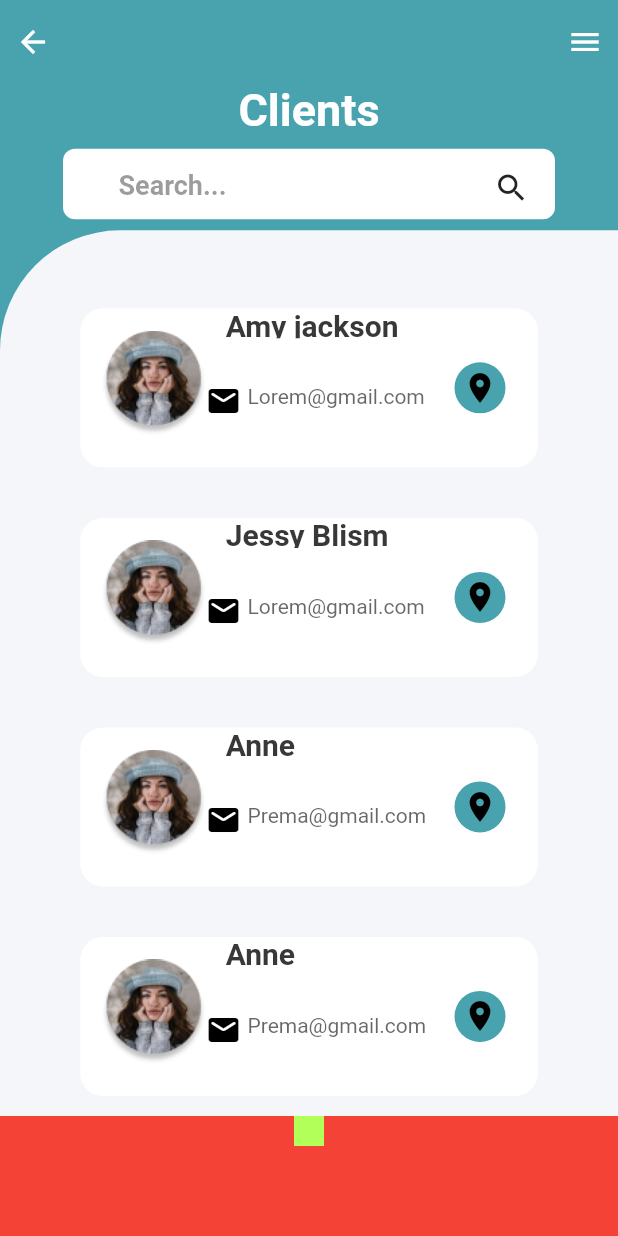
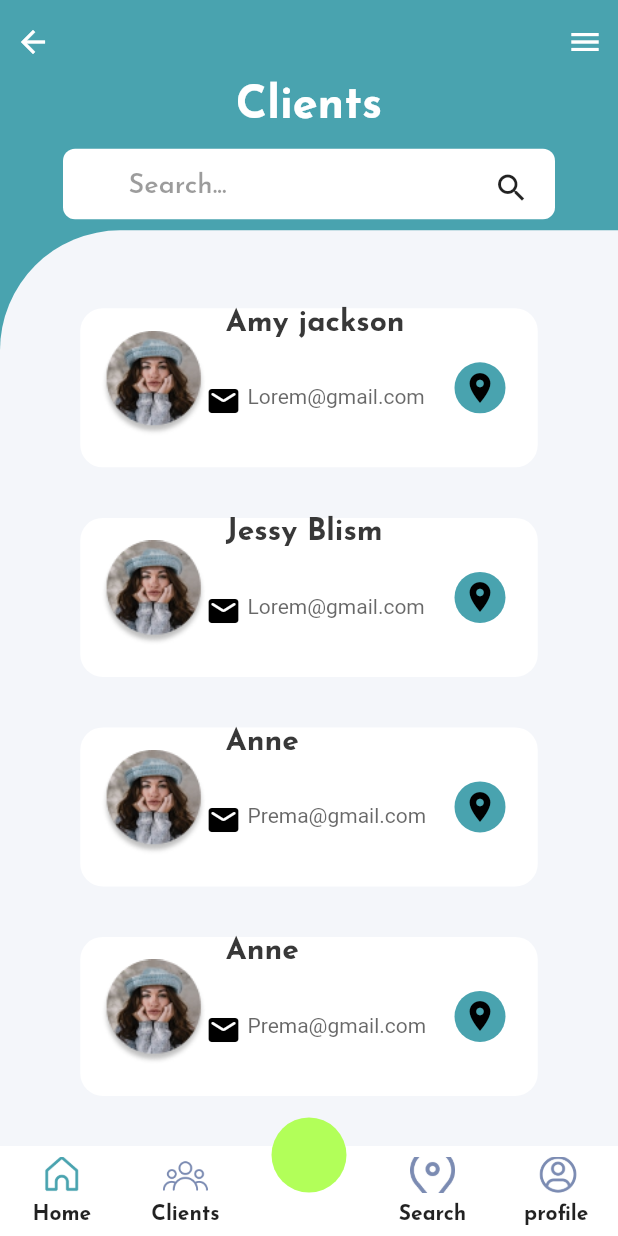
Before and after one commit to ranjith4084/InFightSales, a Flutter app: the ClientList screen opened directly, on a phone screen of 412 x 824 dp. Run offline on Flutter 3.47's test engine with Material 2 defaults, Android fonts, the light colour scheme and no system bars; our stand-ins replace animated_splash_screen, floating_bottom_navigation_bar, get, get_storage, google_fonts, smooth_page_indicator; accounts and stored records are empty.

Commit message:
working on bottom navigatiob bar

```diff
--- a/lib/core/app_rss/app_assets.dart
+++ b/lib/core/app_rss/app_assets.dart
@@ -17,4 +17,11 @@ class AppAssets
 
   static String fav_icon="assets/icons/fav.png";
 
+
+  static String clinet="assets/icons/client.png";
+  static String home="assets/icons/home.png";
+  static String map="assets/icons/map.png";
+  static String menu="assets/icons/menu.png";
+  static String search="assets/icons/search.png";
+
 }
--- a/lib/view_and_controllers/client_list/client_list.dart
+++ b/lib/view_and_controllers/client_list/client_list.dart
@@ -1,5 +1,6 @@
 // ignore_for_file: prefer_const_constructors_in_immutables, prefer_const_constructors, sized_box_for_whitespace, prefer_const_literals_to_create_immutables
 
+import 'package:google_fonts/google_fonts.dart';
 import 'package:infightsales/core/extensions/package_imports_and_exports.dart';
 import 'package:floating_bottom_navigation_bar/floating_bottom_navigation_bar.dart';
 import 'package:infightsales/view_and_controllers/login_screen/loginscreen.dart';
@@ -770,23 +771,131 @@ class _ClientListState extends State<ClientList> {
        extendBody: true,
        bottomNavigationBar: Container(
          height: 80,
-         color: Colors.red,
          child: Stack(
            children: [
+
+             Align(
+              alignment: Alignment.bottomCenter,
+               child: Container(
+                 height: 60,
+                 color: Colors.white,
+                 child: Row(
+                   children: [
+                     Expanded(
+                       child: Container(
+                         alignment: Alignment.center,
+                         child: Column(
+                           mainAxisAlignment: MainAxisAlignment.center,
+                           crossAxisAlignment: CrossAxisAlignment.center,
+                           children: [
+                             SizedBox(
+
+                               child: Image(
+                                 image: AssetImage(AppAssets.home,),
+                                 fit: BoxFit.cover,
+
+                               ),
+                               width: 30,
+                               height: 24,
+                             ),
+                             VerticalSpacing(value: 7),
+                             Text("Home",style: GoogleFonts.josefinSans(fontWeight: FontWeight.bold))
+                           ],
+                         ),
+                       ),
+                     ),
+                     Expanded(
+                       child: Container(
+                         alignment: Alignment.center,
+
+                         child: Column(
+                           mainAxisAlignment: MainAxisAlignment.center,
+                           crossAxisAlignment: CrossAxisAlignment.center,
+                           children: [
+                             SizedBox(
+
+                               child: Image(
+                                 image: AssetImage(AppAssets.clinet,),
+                                 fit: BoxFit.cover,
+
+                               ),
+                               width: 30,
+                               height: 24,
+                             ),
+                             VerticalSpacing(value: 7),
+                             Text("Clients",style: GoogleFonts.josefinSans(fontWeight: FontWeight.bold))
+                           ],
+                         ),
+                       ),
+                     ),
+                     Expanded(
+                       child: Container(
+                         alignment: Alignment.center,
+
+                                            ),
+                     ),
+                     Expanded(
+                       child: Container(
+                         alignment: Alignment.center,
+
+                         child: Column(
+                           mainAxisAlignment: MainAxisAlignment.center,
+                           crossAxisAlignment: CrossAxisAlignment.center,
+                           children: [
+                             SizedBox(
+
+                               child: Image(
+                                 image: AssetImage(AppAssets.map,),
+                                 fit: BoxFit.cover,
+
+                               ),
+                               width: 30,
+                               height: 24,
+                             ),
+                             VerticalSpacing(value: 7),
+                             Text("Search",style: GoogleFonts.josefinSans(fontWeight: FontWeight.bold))
+                           ],
+                         ),                       ),
+                     ),
+                     Expanded(
+                       child: Container(
+                         child: Column(
+                           mainAxisAlignment: MainAxisAlignment.center,
+                           crossAxisAlignment: CrossAxisAlignment.center,
+                           children: [
+                             SizedBox(
+
+                               child: Image(
+                                 image: AssetImage(AppAssets.menu,),
+                                 fit: BoxFit.cover,
+
+                               ),
+                               width: 30,
+                               height: 24,
+                             ),
+                             VerticalSpacing(value: 7),
+                             Text("profile",style: GoogleFonts.josefinSans(fontWeight: FontWeight.bold))
+                           ],
+                         ),                       ),
+                     ),
+                   ],
+                 ),
+
+               ),
+             ),
              Align(
                alignment: Alignment.topCenter,
                child: Container(
-                 height: 20,
-                 width: 20,
-                 color: Colors.lightGreenAccent,
+                 height: 50,
+                 width: 50,
+                 margin: EdgeInsets.only(top: 1),
+                 decoration: BoxDecoration(
+                   shape: BoxShape.circle,
+                   color: Colors.lightGreenAccent,
+
+                 ),
                ),
              ),
-            /* Alig(
-               child: Container(
-                 height: 60,
-                 color: Colors.white,
-               ),
-             )*/
            ],
          ),
        ),
--- a/pubspec.yaml
+++ b/pubspec.yaml
@@ -71,6 +71,7 @@ flutter:
   assets:
     #  - assets/icons/
     - assets/images/
+    - assets/icons/
 
   # An image asset can refer to one or more resolution-specific "variants", see
   # https://flutter.dev/assets-and-images/#resolution-aware.
```
Also changed, not shown: assets/icons/client.png (added), assets/icons/home.png (added), assets/icons/map.png (added), assets/icons/menu.png (added), assets/icons/search.png (added).
